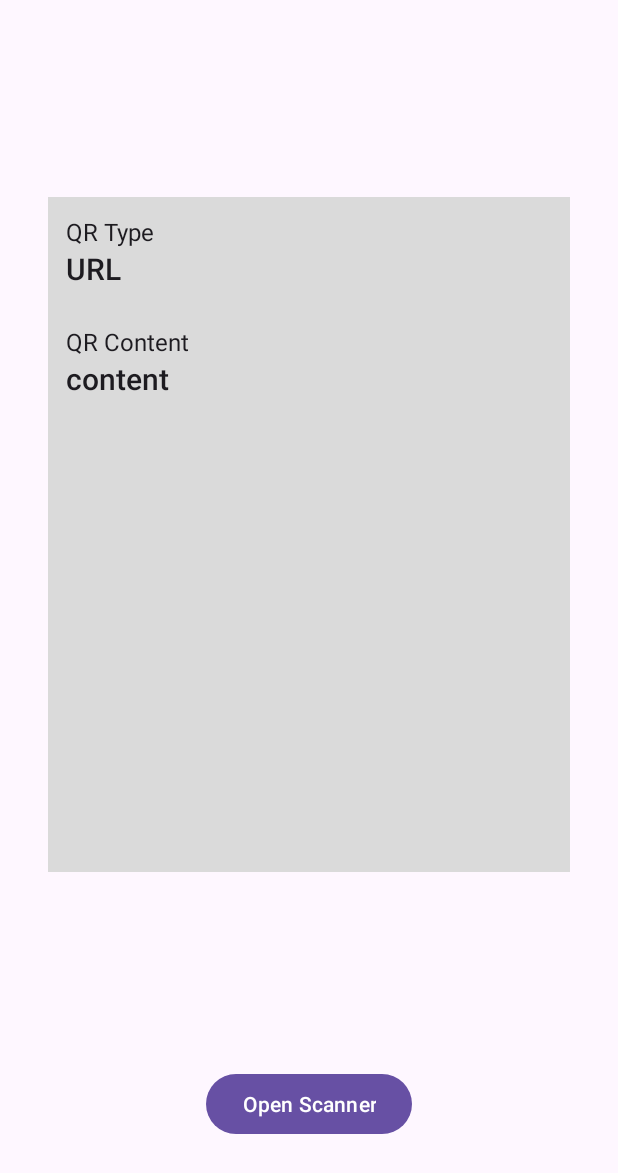
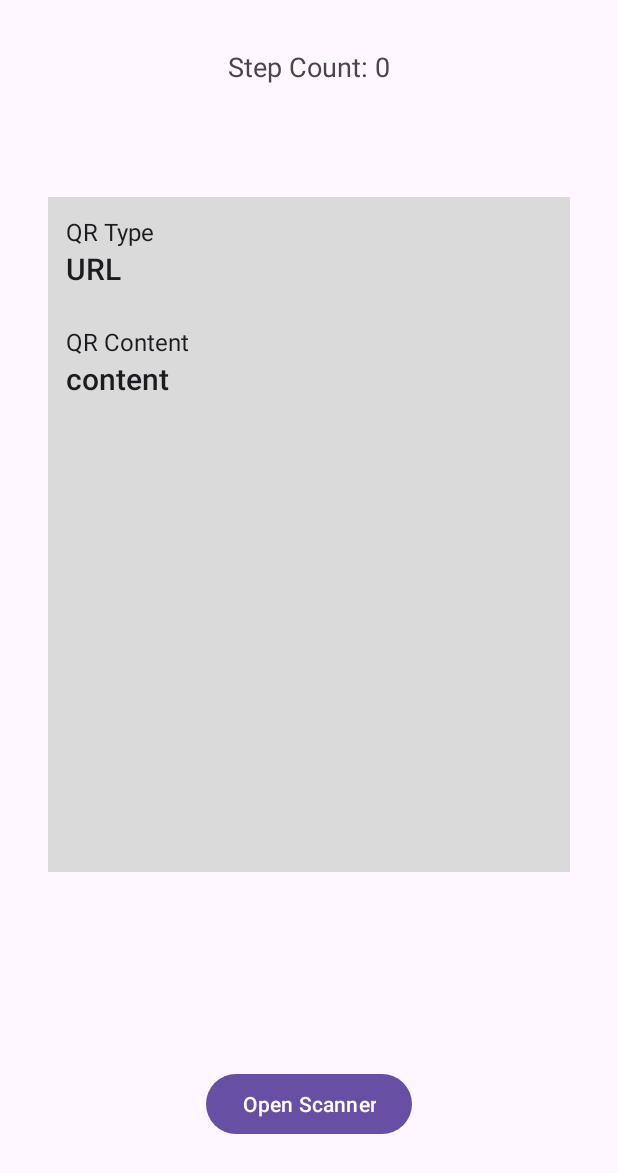
Before and after one commit to EduardoLousinha/CMEM_Trabalho2_Mestrado, an Android app: the screen it shows after launch (MainActivity), on a phone screen of 412 x 824 dp. Shown: the top 1173 px of the screen. Run offline under Robolectric (Android 15) with nearby library versions, the phone set to English and light mode, and no system bars; libraries missing offline, so code that uses them is left out: com.google.mlkit.vision.

Commit message:
Commit 3 - Steps early  stage

```diff
--- a/app/src/main/AndroidManifest.xml
+++ b/app/src/main/AndroidManifest.xml
@@ -7,6 +7,8 @@
     <uses-permission android:name="android.permission.RECORD_AUDIO" />
     <uses-permission android:name="android.permission.WRITE_EXTERNAL_STORAGE"
         android:maxSdkVersion="28" />
+    <uses-permission android:name="android.permission.ACTIVITY_RECOGNITION" />
+
 
     <application
         android:allowBackup="true"
--- a/app/src/main/java/intro/android/goncalo_quesado/MainActivity.kt
+++ b/app/src/main/java/intro/android/goncalo_quesado/MainActivity.kt
@@ -7,11 +7,25 @@ import androidx.appcompat.app.AppCompatActivity
 import androidx.core.content.ContextCompat
 import intro.android.goncalo_quesado.databinding.ActivityMainBinding
 import com.google.mlkit.vision.barcode.common.Barcode
+import android.hardware.Sensor
+import android.hardware.SensorEvent
+import android.hardware.SensorEventListener
+import android.hardware.SensorManager
+import android.util.Log
+import android.widget.TextView
+import androidx.core.app.ActivityCompat
 
-class MainActivity : AppCompatActivity() {
+class MainActivity : AppCompatActivity(), SensorEventListener {
 
     private val cameraPermission = android.Manifest.permission.CAMERA
     private lateinit var binding: ActivityMainBinding
+
+    private lateinit var sensorManager: SensorManager
+    private var stepSensor: Sensor? = null
+    private var stepCount: Int = 0
+
+    private val activityRecognitionPermission = android.Manifest.permission.ACTIVITY_RECOGNITION
+    private val permissionRequestCode = 100
 
     private val requestPermissionLauncher = registerForActivityResult(ActivityResultContracts.RequestPermission()) { isGranted ->
         if (isGranted) {
@@ -30,6 +44,23 @@ class MainActivity : AppCompatActivity() {
         binding.buttonOpenScanner.setOnClickListener {
             requestCameraPermission()
         }
+
+        // Inicializar o SensorManager
+        sensorManager = getSystemService(SENSOR_SERVICE) as SensorManager
+        stepSensor = sensorManager.getDefaultSensor(Sensor.TYPE_STEP_COUNTER)
+
+
+        if (stepSensor == null) {
+            // Caso o dispositivo não tenha um sensor de contagem de passos
+            Log.e("MainActivity", "Sensor de contagem de passos não suportado")
+            // Aqui você pode lidar com a falta do sensor, por exemplo, informar ao usuário
+        }
+
+        // Solicitar permissão ACTIVITY_RECOGNITION se ainda não estiver concedida
+        if (ContextCompat.checkSelfPermission(this, activityRecognitionPermission) != PackageManager.PERMISSION_GRANTED) {
+            ActivityCompat.requestPermissions(this, arrayOf(activityRecognitionPermission), permissionRequestCode)
+        }
+
     }
 
     private fun isPermissionGranted(permission: String): Boolean {
@@ -64,4 +95,72 @@ class MainActivity : AppCompatActivity() {
             }
         }
     }
+
+    override fun onResume() {
+        super.onResume()
+        // Registrar o listener do sensor de contagem de passos se a permissão estiver concedida
+        if (isPermissionGranted(activityRecognitionPermission)) {
+            stepSensor?.let {
+                sensorManager.registerListener(this, it, SensorManager.SENSOR_DELAY_NORMAL)
+            }
+        }
+    }
+
+    override fun onPause() {
+        super.onPause()
+        // Parar de escutar o sensor de contagem de passos quando a atividade estiver pausada
+        sensorManager.unregisterListener(this)
+    }
+
+    override fun onSensorChanged(event: SensorEvent?) {
+        if (event?.sensor?.type == Sensor.TYPE_STEP_COUNTER) {
+            // Atualize a contagem de passos quando houver uma mudança no sensor
+            stepCount = event.values[0].toInt()
+            updateStepCount(stepCount)
+        }
+    }
+
+    override fun onAccuracyChanged(sensor: Sensor?, accuracy: Int) {
+        // Handle accuracy changes if needed
+        when (accuracy) {
+            SensorManager.SENSOR_STATUS_UNRELIABLE -> {
+                Log.d("MainActivity", "Sensor accuracy changed to UNRELIABLE")
+                // Handle unreliable accuracy if necessary
+            }
+            SensorManager.SENSOR_STATUS_ACCURACY_LOW -> {
+                Log.d("MainActivity", "Sensor accuracy changed to LOW")
+                // Handle low accuracy if necessary
+            }
+            SensorManager.SENSOR_STATUS_ACCURACY_MEDIUM -> {
+                Log.d("MainActivity", "Sensor accuracy changed to MEDIUM")
+                // Handle medium accuracy if necessary
+            }
+            SensorManager.SENSOR_STATUS_ACCURACY_HIGH -> {
+                Log.d("MainActivity", "Sensor accuracy changed to HIGH")
+                // Handle high accuracy if necessary
+            }
+        }
+    }
+
+    private fun updateStepCount(steps: Int) {
+        // Atualize a interface do usuário com o número atual de passos
+        val textViewStepCount = findViewById<TextView>(R.id.textViewStepCount)
+        textViewStepCount.text = "Steps: $steps"
+        Log.d("MainActivity", "Step count updated: $steps")
+    }
+
+    override fun onRequestPermissionsResult(requestCode: Int, permissions: Array<out String>, grantResults: IntArray) {
+        super.onRequestPermissionsResult(requestCode, permissions, grantResults)
+        if (requestCode == permissionRequestCode) {
+            if (grantResults.isNotEmpty() && grantResults[0] == PackageManager.PERMISSION_GRANTED) {
+                // Permissão ACTIVITY_RECOGNITION concedida pelo usuário
+                // Iniciar a leitura do sensor de contagem de passos
+                onResume()
+            } else {
+                // Permissão negada pelo usuário
+                // Lidar com a falta de permissão aqui, por exemplo, informar ao usuário
+                Log.e("MainActivity", "Permissão ACTIVITY_RECOGNITION negada")
+            }
+        }
+    }
 }
--- a/app/src/main/res/layout/activity_main.xml
+++ b/app/src/main/res/layout/activity_main.xml
@@ -48,7 +48,19 @@
             android:layout_height="wrap_content"
             android:text="content" />
 
+
     </LinearLayout>
+
+    <TextView
+        android:id="@+id/textViewStepCount"
+        android:layout_width="wrap_content"
+        android:layout_height="wrap_content"
+        android:text="Step Count: 0"
+        android:textSize="18sp"
+        android:layout_marginTop="32dp"
+        app:layout_constraintTop_toTopOf="parent"
+        app:layout_constraintStart_toStartOf="parent"
+        app:layout_constraintEnd_toEndOf="parent" />
 
     <Button
         android:id="@+id/button_open_scanner"
@@ -61,4 +73,5 @@
         app:layout_constraintStart_toStartOf="parent" />
 
 
+
 </androidx.constraintlayout.widget.ConstraintLayout>
```
